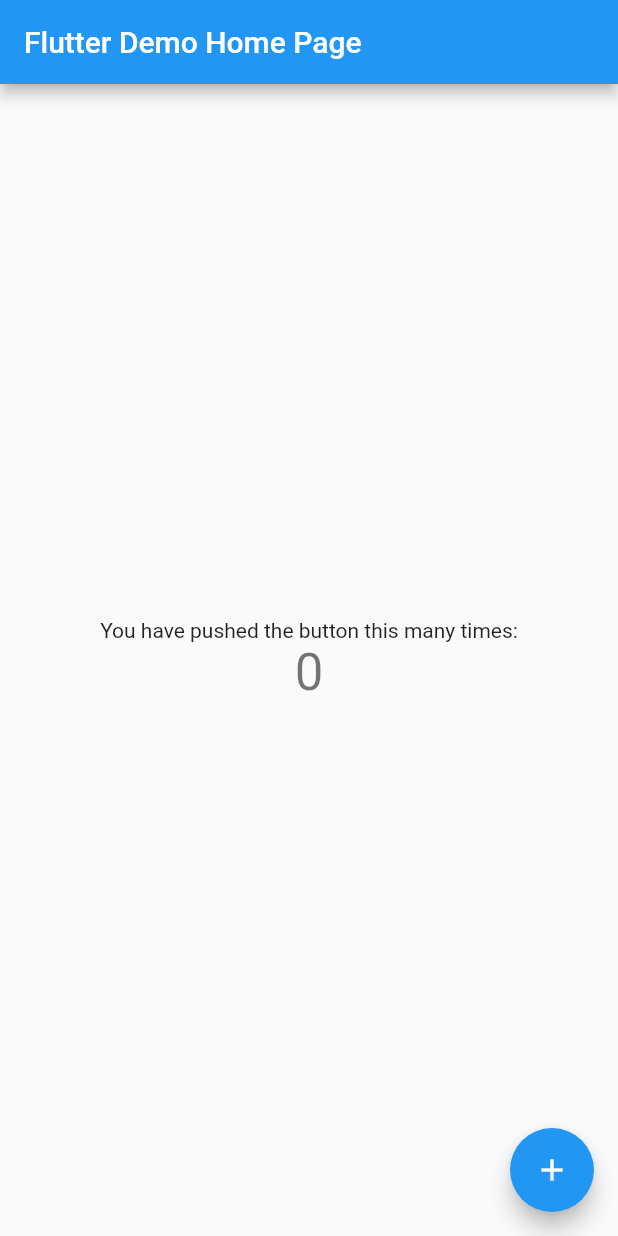
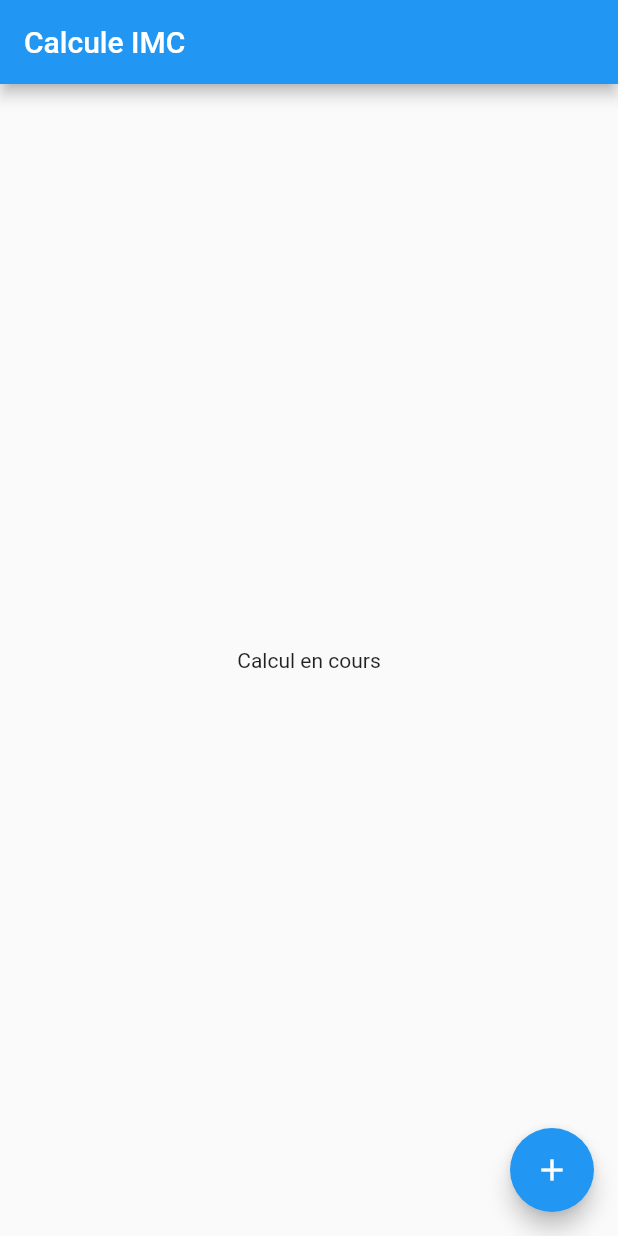
Before and after one commit to taip6494/imc, a Flutter app: the screen it shows after launch, on a phone screen of 412 x 824 dp. Run offline on Flutter 3.47's test engine with Material 2 defaults, Android fonts, the phone set to English and light mode, and no system bars.

Commit message:
1 - Start

```diff
--- a/lib/main.dart
+++ b/lib/main.dart
@@ -63,46 +63,13 @@
 
   @override
   Widget build(BuildContext context) {
-    // This method is rerun every time setState is called, for instance as done
-    // by the _incrementCounter method above.
-    //
-    // The Flutter framework has been optimized to make rerunning build methods
-    // fast, so that you can just rebuild anything that needs updating rather
-    // than having to individually change instances of widgets.
     return Scaffold(
       appBar: AppBar(
-        // Here we take the value from the MyHomePage object that was created by
-        // the App.build method, and use it to set our appbar title.
-        title: Text(widget.title),
+        title: Text('Calcule IMC'),
       ),
       body: Center(
-        // Center is a layout widget. It takes a single child and positions it
-        // in the middle of the parent.
-        child: Column(
-          // Column is also a layout widget. It takes a list of children and
-          // arranges them vertically. By default, it sizes itself to fit its
-          // children horizontally, and tries to be as tall as its parent.
-          //
-          // Invoke "debug painting" (press "p" in the console, choose the
-          // "Toggle Debug Paint" action from the Flutter Inspector in Android
-          // Studio, or the "Toggle Debug Paint" command in Visual Studio Code)
-          // to see the wireframe for each widget.
-          //
-          // Column has various properties to control how it sizes itself and
-          // how it positions its children. Here we use mainAxisAlignment to
-          // center the children vertically; the main axis here is the vertical
-          // axis because Columns are vertical (the cross axis would be
-          // horizontal).
-          mainAxisAlignment: MainAxisAlignment.center,
-          children: <Widget>[
-            const Text(
-              'You have pushed the button this many times:',
-            ),
-            Text(
-              '$_counter',
-              style: Theme.of(context).textTheme.headline4,
-            ),
-          ],
+        child: const Text(
+          'Calcul en cours',
         ),
       ),
       floatingActionButton: FloatingActionButton(
```
